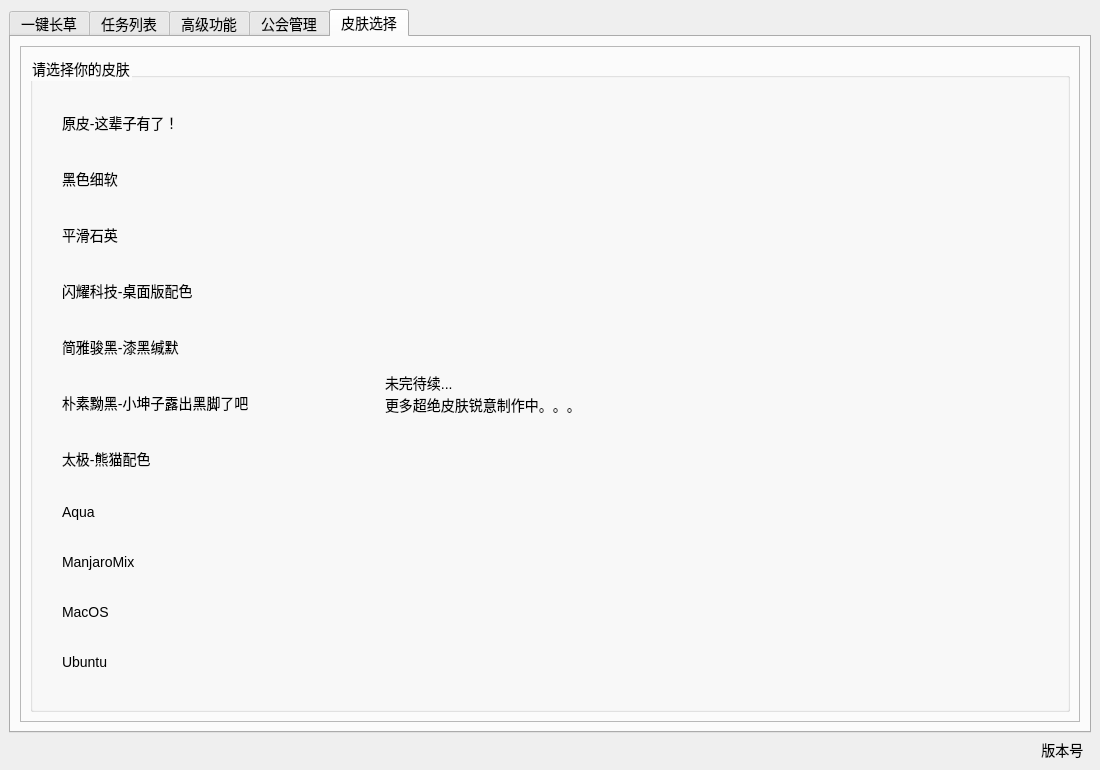
This is resource/ui/FAA_3.0.ui in StareAbyss/FoodsVsMiceAutoAssistant as Qt 5 draws it before an edit. The edited form follows.
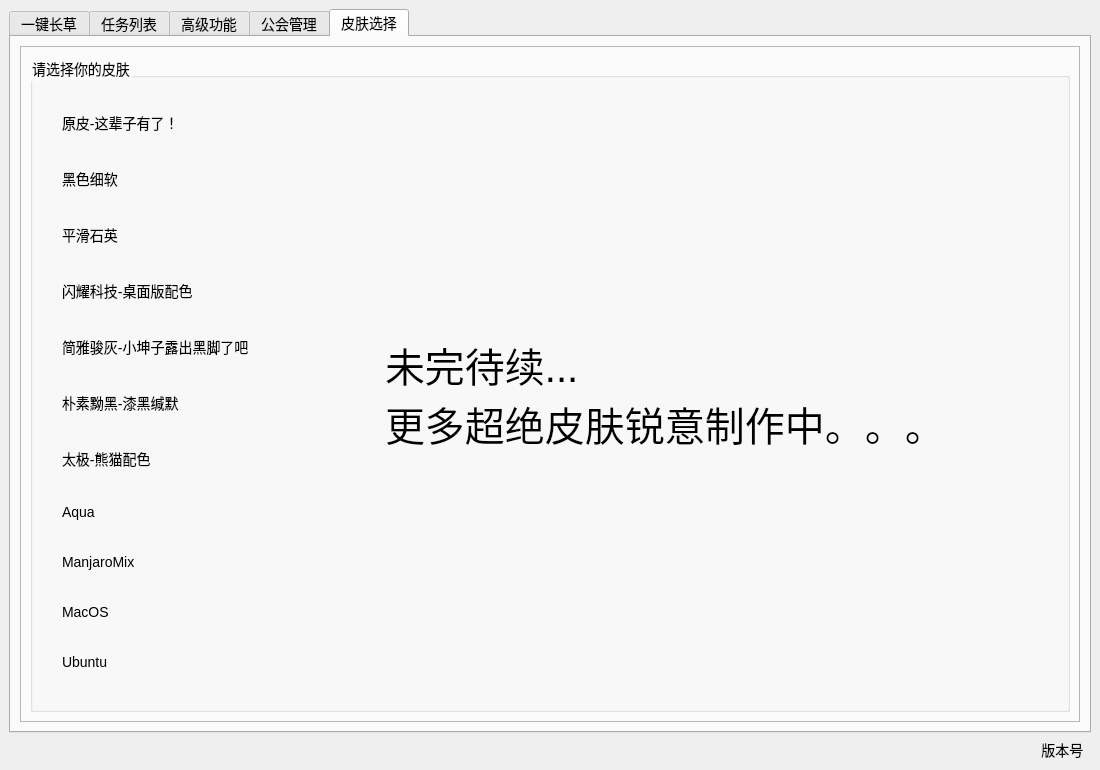
This is the edited form. The open tabs and pages were chosen to show the change. Icons and pictures are not drawn. Custom widgets are drawn as their Qt base class.

```diff
--- a/resource/ui/FAA_3.0.ui
+++ b/resource/ui/FAA_3.0.ui
@@ -9448,14 +9448,14 @@
                 <item>
                  <widget class="QRadioButton" name="skin5">
                   <property name="text">
-                   <string>简雅骏黑-漆黑缄默</string>
+                   <string>简雅骏灰-小坤子露出黑脚了吧</string>
                   </property>
                  </widget>
                 </item>
                 <item>
                  <widget class="QRadioButton" name="skin6">
                   <property name="text">
-                   <string>朴素黝黑-小坤子露出黑脚了吧</string>
+                   <string>朴素黝黑-漆黑缄默</string>
                   </property>
                  </widget>
                 </item>
@@ -9499,7 +9499,9 @@
               <item>
                <widget class="QLabel" name="label_8">
                 <property name="styleSheet">
-                 <string notr="true">border-image: ;</string>
+                 <string notr="true">font-family:'ShouShuti', sans-serif;
+font-size:30pt;
+color: rgb(0, 0, 0);</string>
                 </property>
                 <property name="text">
                  <string>未完待续...
```
